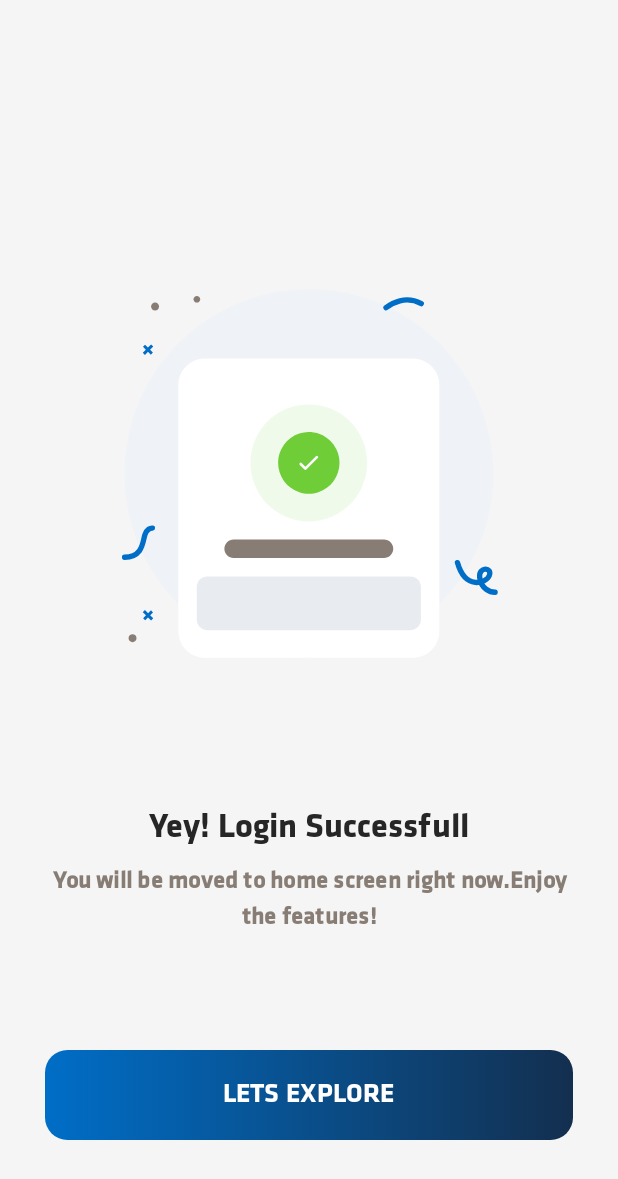
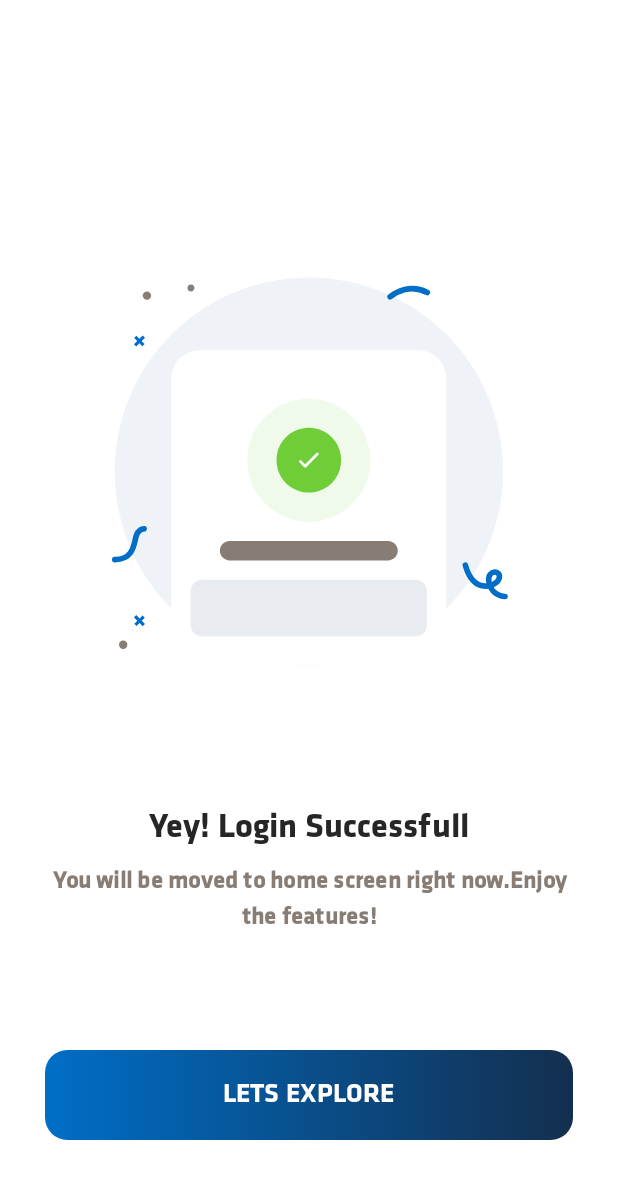
Before and after one commit to kalyani-adesso/Asphalt-A, an Android app built with Jetpack Compose: the @Preview function LoginSuccesPreview, on a phone screen of 412 x 824 dp. Shown: the top 1179 px of the screen. Run offline under Robolectric (Android 15) with nearby library versions, the phone set to English and light mode, and no system bars; Roboto replaces fonts that are not available here.

Commit message:
UI fixed

```diff
--- a/composeApp/src/androidMain/kotlin/com/asphalt/android/MainActivity.kt
+++ b/composeApp/src/androidMain/kotlin/com/asphalt/android/MainActivity.kt
@@ -17,8 +17,8 @@ class MainActivity : ComponentActivity() {
 
         setContent {
             AsphaltTheme {
-                LoginScreen()
-                //LoginSuccessScreen()
+                //LoginScreen()
+                LoginSuccessScreen()
             }
 
         }
--- a/feature/login/src/main/java/com/asphalt/login/LoginSuccessScreen.kt
+++ b/feature/login/src/main/java/com/asphalt/login/LoginSuccessScreen.kt
@@ -38,7 +38,7 @@ fun LoginSuccessScreen() {
         Column(
             modifier = Modifier
                 .fillMaxSize()
-                .background(color = NeutralPaperGrey),
+                .background(color = NeutralWhite),
             horizontalAlignment = Alignment.CenterHorizontally
 
         ) {
@@ -56,7 +56,7 @@ fun LoginSuccessScreen() {
                 Image(
                     painter = painterResource(com.asphalt.commonui.R.drawable.ic_success),
                     contentDescription = "",
-                    contentScale = ContentScale.Fit,
+                    contentScale = ContentScale.Crop,
 
                     )
             }
```
